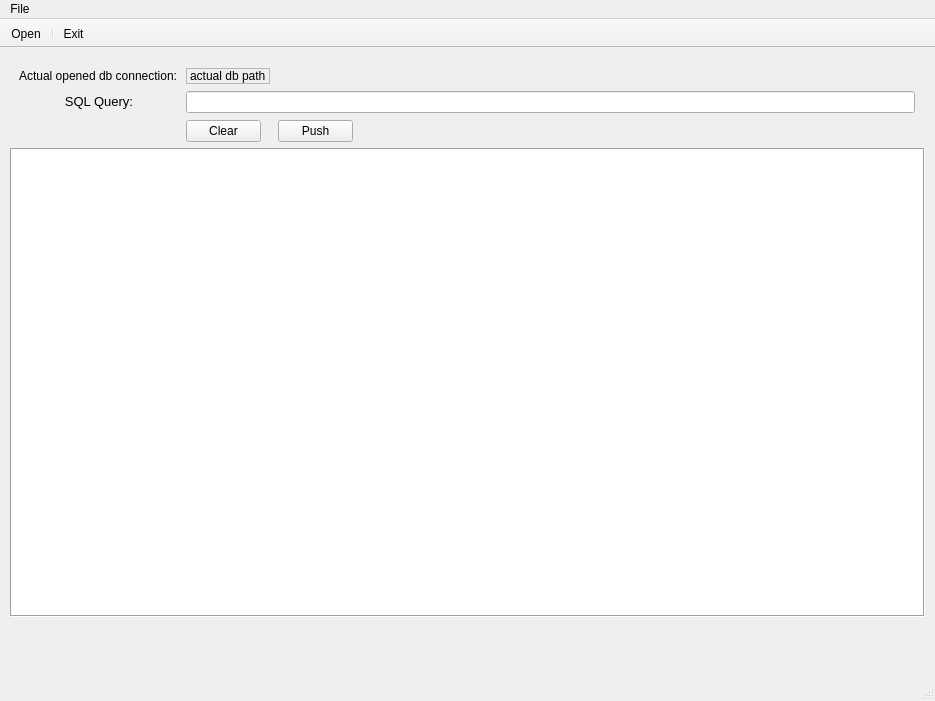
Above: SherlySQLviewer/mainwindow.ui from azieh/SQLviewer before the change. Below: the same form after it.
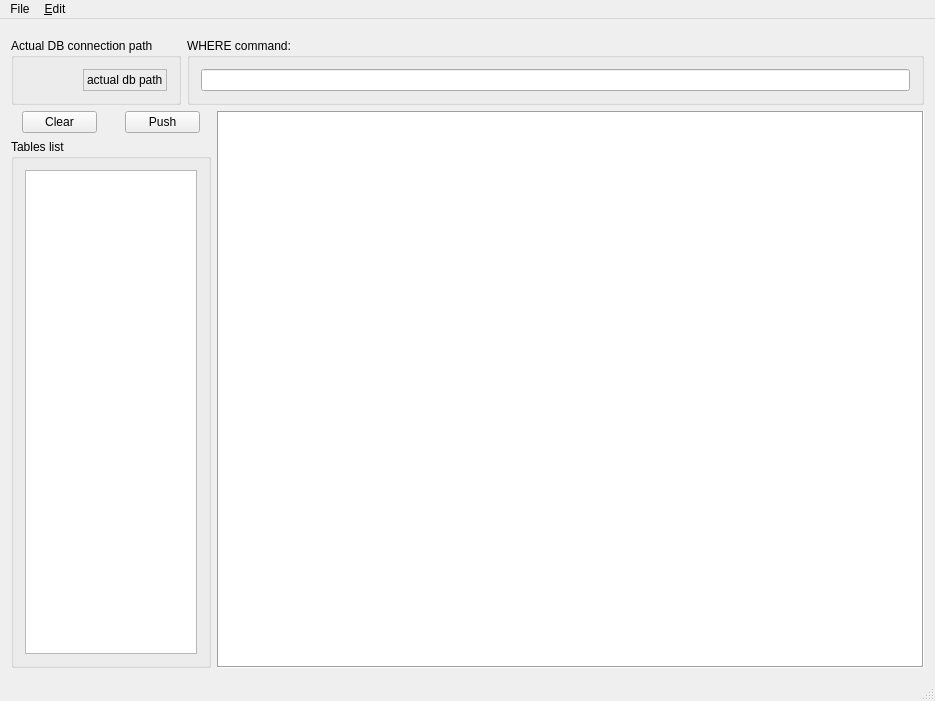
That is the form after the change. Icons and pictures are not drawn.

```diff
--- a/SherlySQLviewer/mainwindow.ui
+++ b/SherlySQLviewer/mainwindow.ui
@@ -13,24 +13,6 @@
     <height>701</height>
    </rect>
   </property>
-  <property name="sizePolicy">
-   <sizepolicy hsizetype="MinimumExpanding" vsizetype="Preferred">
-    <horstretch>0</horstretch>
-    <verstretch>0</verstretch>
-   </sizepolicy>
-  </property>
-  <property name="minimumSize">
-   <size>
-    <width>935</width>
-    <height>701</height>
-   </size>
-  </property>
-  <property name="maximumSize">
-   <size>
-    <width>935</width>
-    <height>701</height>
-   </size>
-  </property>
   <property name="focusPolicy">
    <enum>Qt::StrongFocus</enum>
   </property>
@@ -50,73 +32,39 @@
    <set>QMainWindow::AllowTabbedDocks|QMainWindow::AnimatedDocks</set>
   </property>
   <widget class="QWidget" name="centralWidget">
-   <widget class="QWidget" name="verticalLayoutWidget">
-    <property name="geometry">
-     <rect>
-      <x>-1</x>
-      <y>0</y>
-      <width>937</width>
-      <height>580</height>
-     </rect>
-    </property>
-    <layout class="QVBoxLayout" name="verticalLayout">
-     <property name="sizeConstraint">
-      <enum>QLayout::SetMaximumSize</enum>
-     </property>
+   <property name="minimumSize">
+    <size>
+     <width>935</width>
+     <height>660</height>
+    </size>
+   </property>
+   <property name="maximumSize">
+    <size>
+     <width>16777215</width>
+     <height>16777215</height>
+    </size>
+   </property>
+   <layout class="QVBoxLayout" name="verticalLayout_4">
      <item>
-      <layout class="QFormLayout" name="formLayout_5">
-       <property name="sizeConstraint">
-        <enum>QLayout::SetMinimumSize</enum>
-       </property>
-       <property name="fieldGrowthPolicy">
-        <enum>QFormLayout::ExpandingFieldsGrow</enum>
-       </property>
-       <property name="rowWrapPolicy">
-        <enum>QFormLayout::WrapLongRows</enum>
-       </property>
-       <property name="labelAlignment">
-        <set>Qt::AlignCenter</set>
-       </property>
-       <property name="formAlignment">
-        <set>Qt::AlignLeading|Qt::AlignLeft|Qt::AlignTop</set>
-       </property>
-       <property name="horizontalSpacing">
+     <layout class="QVBoxLayout" name="verticalLayout_3">
+      <item>
+       <layout class="QHBoxLayout" name="horizontalLayout_8">
+        <property name="topMargin">
         <number>8</number>
        </property>
-       <property name="verticalSpacing">
-        <number>7</number>
-       </property>
-       <property name="leftMargin">
-        <number>9</number>
-       </property>
-       <property name="topMargin">
-        <number>9</number>
-       </property>
-       <property name="rightMargin">
-        <number>10</number>
-       </property>
-       <property name="bottomMargin">
-        <number>0</number>
-       </property>
-       <item row="0" column="0">
-        <widget class="QLabel" name="staticActualOpenDb">
+        <item>
+         <widget class="QGroupBox" name="groupBox">
          <property name="maximumSize">
           <size>
-           <width>192</width>
+            <width>300</width>
            <height>16777215</height>
           </size>
          </property>
-         <property name="font">
-          <font>
-           <pointsize>9</pointsize>
-          </font>
-         </property>
-         <property name="text">
-          <string>Actual opened db connection:</string>
-         </property>
-        </widget>
-       </item>
-       <item row="0" column="1">
+          <property name="title">
+           <string>Actual DB connection path</string>
+          </property>
+          <layout class="QVBoxLayout" name="verticalLayout_5">
+           <item>
         <widget class="QLabel" name="actualDbPath">
          <property name="sizePolicy">
           <sizepolicy hsizetype="Maximum" vsizetype="Minimum">
@@ -129,6 +77,9 @@
            <pointsize>9</pointsize>
           </font>
          </property>
+             <property name="layoutDirection">
+              <enum>Qt::RightToLeft</enum>
+             </property>
          <property name="frameShape">
           <enum>QFrame::StyledPanel</enum>
          </property>
@@ -143,52 +94,16 @@
          </property>
         </widget>
        </item>
-       <item row="1" column="0">
-        <widget class="QLabel" name="staticSQLquery">
-         <property name="enabled">
-          <bool>true</bool>
-         </property>
-         <property name="sizePolicy">
-          <sizepolicy hsizetype="Maximum" vsizetype="Maximum">
-           <horstretch>0</horstretch>
-           <verstretch>0</verstretch>
-          </sizepolicy>
-         </property>
-         <property name="maximumSize">
-          <size>
-           <width>84</width>
-           <height>21</height>
-          </size>
-         </property>
-         <property name="font">
-          <font>
-           <pointsize>10</pointsize>
-          </font>
-         </property>
-         <property name="layoutDirection">
-          <enum>Qt::LeftToRight</enum>
-         </property>
-         <property name="frameShape">
-          <enum>QFrame::NoFrame</enum>
-         </property>
-         <property name="frameShadow">
-          <enum>QFrame::Plain</enum>
-         </property>
-         <property name="text">
-          <string>SQL Query:</string>
-         </property>
-         <property name="alignment">
-          <set>Qt::AlignRight|Qt::AlignTrailing|Qt::AlignVCenter</set>
-         </property>
-         <property name="margin">
-          <number>0</number>
-         </property>
-         <property name="indent">
-          <number>0</number>
-         </property>
-        </widget>
-       </item>
-       <item row="1" column="1">
+          </layout>
+         </widget>
+        </item>
+        <item>
+         <widget class="QGroupBox" name="groupBox_2">
+          <property name="title">
+           <string>WHERE command:</string>
+          </property>
+          <layout class="QHBoxLayout" name="horizontalLayout_7">
+           <item>
         <widget class="QLineEdit" name="editSqlQuery">
          <property name="sizePolicy">
           <sizepolicy hsizetype="Expanding" vsizetype="Maximum">
@@ -212,7 +127,16 @@
          </property>
         </widget>
        </item>
-       <item row="2" column="1">
+          </layout>
+         </widget>
+        </item>
+       </layout>
+      </item>
+      <item>
+       <layout class="QHBoxLayout" name="horizontalLayout_2">
+        <item>
+         <layout class="QVBoxLayout" name="verticalLayout">
+          <item>
         <layout class="QHBoxLayout" name="horizontalLayout">
          <property name="spacing">
           <number>17</number>
@@ -257,6 +181,43 @@
          </item>
         </layout>
        </item>
+          <item>
+           <widget class="QGroupBox" name="groupBox_3">
+            <property name="sizePolicy">
+             <sizepolicy hsizetype="Expanding" vsizetype="Expanding">
+              <horstretch>0</horstretch>
+              <verstretch>0</verstretch>
+             </sizepolicy>
+            </property>
+            <property name="maximumSize">
+             <size>
+              <width>200</width>
+              <height>16777215</height>
+             </size>
+            </property>
+            <property name="title">
+             <string>Tables list</string>
+            </property>
+            <layout class="QHBoxLayout" name="horizontalLayout_3">
+             <item>
+              <widget class="QListView" name="listView">
+               <property name="sizePolicy">
+                <sizepolicy hsizetype="Expanding" vsizetype="Expanding">
+                 <horstretch>0</horstretch>
+                 <verstretch>0</verstretch>
+                </sizepolicy>
+               </property>
+               <property name="maximumSize">
+                <size>
+                 <width>200</width>
+                 <height>16777215</height>
+                </size>
+               </property>
+              </widget>
+             </item>
+            </layout>
+           </widget>
+          </item>
       </layout>
      </item>
      <item>
@@ -269,8 +230,8 @@
        </property>
        <property name="maximumSize">
         <size>
-         <width>1000</width>
-         <height>1000</height>
+            <width>16777215</width>
+            <height>16777215</height>
         </size>
        </property>
        <property name="contextMenuPolicy">
@@ -282,7 +243,10 @@
       </widget>
      </item>
     </layout>
-   </widget>
+      </item>
+     </layout>
+    </item>
+   </layout>
   </widget>
   <widget class="QMenuBar" name="menuBar">
    <property name="geometry">
@@ -290,7 +254,7 @@
      <x>0</x>
      <y>0</y>
      <width>935</width>
-     <height>26</height>
+     <height>21</height>
     </rect>
    </property>
    <widget class="QMenu" name="menuFile">
@@ -301,42 +265,14 @@
     <addaction name="separator"/>
     <addaction name="actionExit"/>
    </widget>
+   <widget class="QMenu" name="menu_Settings">
+    <property name="title">
+     <string>&amp;Edit</string>
+    </property>
+    <addaction name="actionSettings"/>
+   </widget>
    <addaction name="menuFile"/>
-  </widget>
-  <widget class="QToolBar" name="mainToolBar">
-   <property name="layoutDirection">
-    <enum>Qt::LeftToRight</enum>
-   </property>
-   <property name="autoFillBackground">
-    <bool>false</bool>
-   </property>
-   <property name="movable">
-    <bool>false</bool>
-   </property>
-   <property name="allowedAreas">
-    <set>Qt::NoToolBarArea</set>
-   </property>
-   <property name="iconSize">
-    <size>
-     <width>78</width>
-     <height>40</height>
-    </size>
-   </property>
-   <property name="toolButtonStyle">
-    <enum>Qt::ToolButtonTextUnderIcon</enum>
-   </property>
-   <property name="floatable">
-    <bool>true</bool>
-   </property>
-   <attribute name="toolBarArea">
-    <enum>TopToolBarArea</enum>
-   </attribute>
-   <attribute name="toolBarBreak">
-    <bool>false</bool>
-   </attribute>
-   <addaction name="actionOpen"/>
-   <addaction name="separator"/>
-   <addaction name="actionExit"/>
+   <addaction name="menu_Settings"/>
   </widget>
   <widget class="QStatusBar" name="statusBar"/>
   <action name="actionOpen">
```
Left out of the diff: 12 changed lines with no effect on the pictures. Lines whose indentation alone changed are shown as unchanged.
